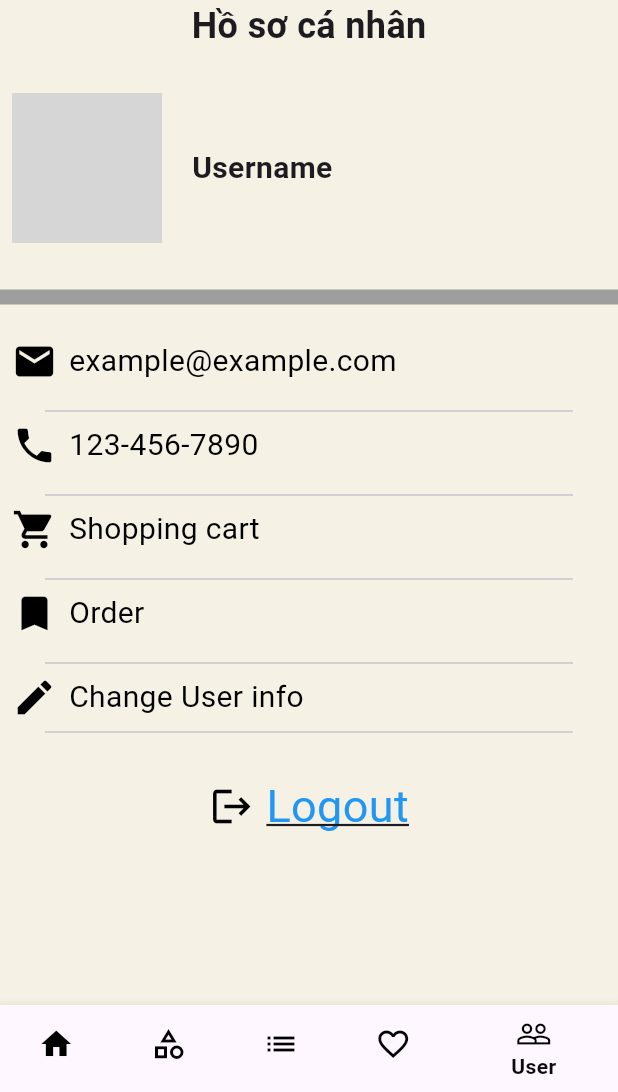
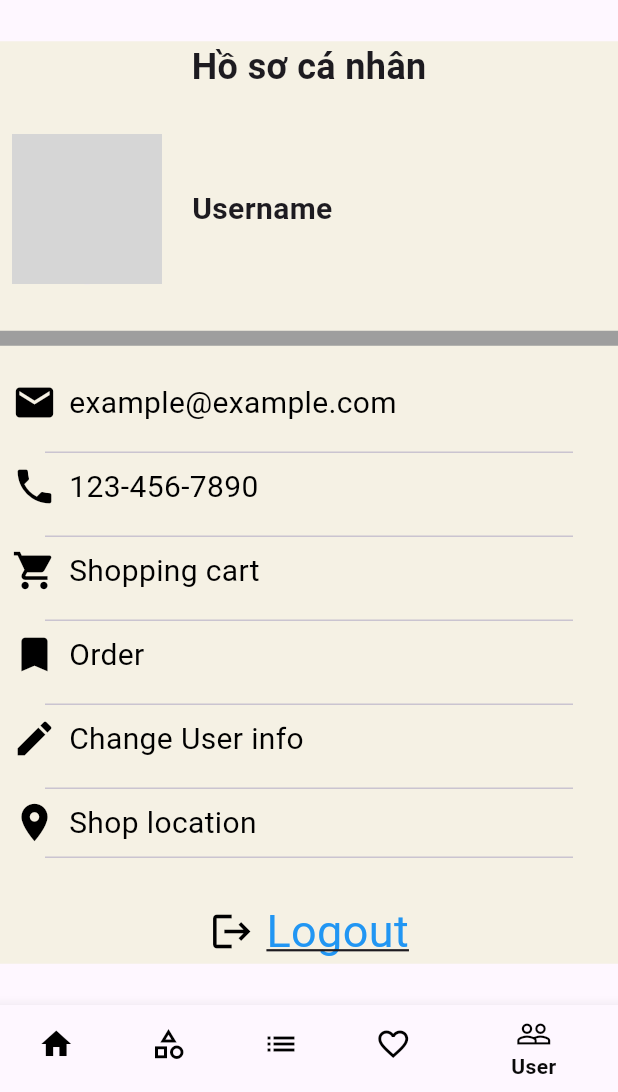
Before and after one commit to AICY-GIT/doanAndroidNC-phone-shop-, a Flutter app: the screen it shows after launch, item 5 of the bottom bar chosen, on a phone screen of 412 x 824 dp, the part 144-1236 px from its top. Run offline on Flutter 3.47's test engine with Material 3 defaults, Android fonts, the phone set to English and light mode, and no system bars; our stand-ins replace carousel_slider, google_maps_flutter, location, page_transition, youtube_player_flutter; missing offline and left inert: flutter_polyline_points; network calls fail; grey boxes are pictures that could not be loaded.

```diff
--- a/lib/page/userwidget.dart
+++ b/lib/page/userwidget.dart
@@ -1,5 +1,6 @@
 import 'package:buoi4/conf/const.dart';
 import 'package:flutter/material.dart';
+import 'package:buoi4/page/map_page.dart';
 import 'loginwidget.dart';
 
 class UserWidget extends StatelessWidget {
@@ -8,8 +9,8 @@ class UserWidget extends StatelessWidget {
   @override
   Widget build(BuildContext context) {
     return Container(
-
       color: const Color.fromRGBO(245, 241, 228, 1),
+      child: SingleChildScrollView(
         child: Column(
           mainAxisAlignment: MainAxisAlignment.start,
           children: [
@@ -77,7 +78,7 @@ class UserWidget extends StatelessWidget {
             const Row(
               children: [
                 Padding(
-                padding:  EdgeInsets.symmetric(horizontal: 8.0),
+                  padding: EdgeInsets.symmetric(horizontal: 8.0),
                   child: Icon(
                     Icons.phone,
                     color: Colors.black,
@@ -98,7 +99,7 @@ class UserWidget extends StatelessWidget {
             const Row(
               children: [
                 Padding(
-                padding:  EdgeInsets.symmetric(horizontal: 8.0),
+                  padding: EdgeInsets.symmetric(horizontal: 8.0),
                   child: Icon(
                     Icons.shopping_cart,
                     color: Colors.black,
@@ -119,7 +120,7 @@ class UserWidget extends StatelessWidget {
             const Row(
               children: [
                 Padding(
-                padding:  EdgeInsets.symmetric(horizontal: 8.0),
+                  padding: EdgeInsets.symmetric(horizontal: 8.0),
                   child: Icon(
                     Icons.bookmark,
                     color: Colors.black,
@@ -140,7 +141,7 @@ class UserWidget extends StatelessWidget {
             const Row(
               children: [
                 Padding(
-                padding:  EdgeInsets.symmetric(horizontal: 8.0),
+                  padding: EdgeInsets.symmetric(horizontal: 8.0),
                   child: Icon(
                     Icons.mode_edit,
                     color: Colors.black,
@@ -151,7 +152,37 @@ class UserWidget extends StatelessWidget {
                     style: TextStyle(color: Colors.black, fontSize: 20)),
               ],
             ),
-
+            const SizedBox(
+              height: 10,
+            ),
+            const Divider(
+              indent: 30,
+              endIndent: 30,
+            ),
+            GestureDetector(
+              onTap: () {
+                Navigator.push(
+                  context,
+                  MaterialPageRoute(builder: (context) => const mapPage()),
+                );
+              },
+              child: const Row(
+                children: [
+                  Padding(
+                    padding: EdgeInsets.symmetric(horizontal: 8.0),
+                    child: Icon(
+                      Icons.location_on,
+                      color: Colors.black,
+                      size: 30,
+                    ),
+                  ),
+                  Text(
+                    'Shop location',
+                    style: TextStyle(color: Colors.black, fontSize: 20),
+                  ),
+                ],
+              ),
+            ),
             const Divider(
               indent: 30,
               endIndent: 30,
@@ -164,7 +195,8 @@ class UserWidget extends StatelessWidget {
                 Navigator.push(
                   context,
                   MaterialPageRoute(
-            builder: (context) => LoginWidget(), // Navigate to the LoginWidget
+                    builder: (context) =>
+                        LoginWidget(), // Navigate to the LoginWidget
                   ),
                 );
               },
@@ -186,6 +218,7 @@ class UserWidget extends StatelessWidget {
             ),
           ],
         ),
+      ),
     );
   }
 }
```
Also changed, not shown: lib/page/map_page.dart (added, +153 -0 lines), pubspec.yaml (+8 -6 lines), assets/shop.png (added), pubspec.lock, 5 other files. Lines whose indentation alone changed are shown as unchanged.
